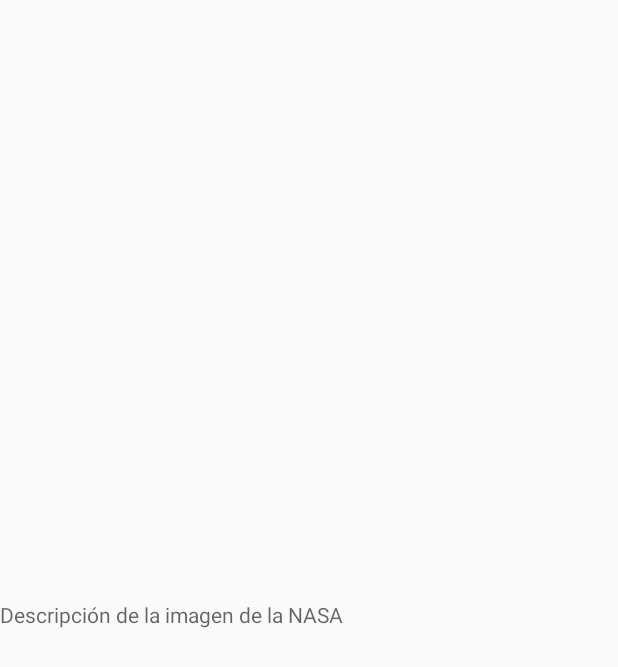
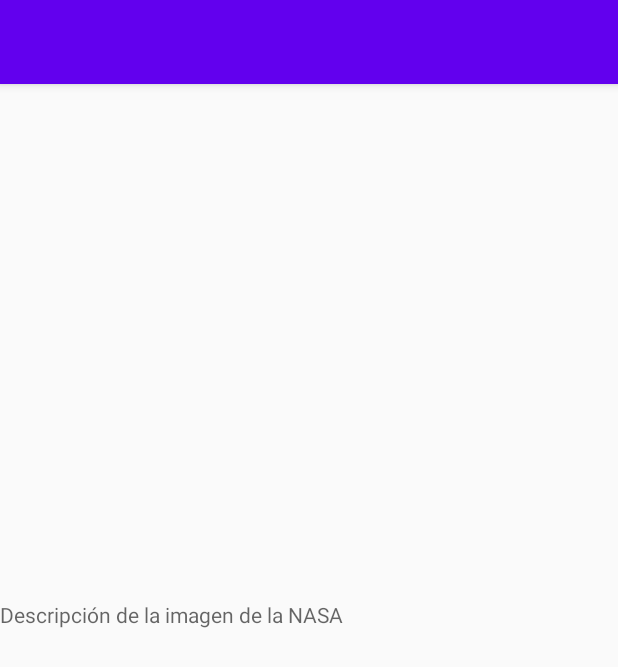
Before and after one commit to Rigonpa/ApodApp, an Android app: the layout activity_detail.xml on its own in the app's theme, with its tools: preview values and no code run, on a phone screen of 412 x 824 dp. Shown: the top 667 px of the screen. Run offline under Robolectric (Android 15) with nearby library versions, the phone set to English and light mode, and no system bars.

```diff
--- a/app/src/main/AndroidManifest.xml
+++ b/app/src/main/AndroidManifest.xml
@@ -1,6 +1,8 @@
 <?xml version="1.0" encoding="utf-8"?>
 <manifest xmlns:android="http://schemas.android.com/apk/res/android"
     package="com.example.apodapp">
+
+    <uses-permission android:name="android.permission.INTERNET" />
 
     <application
         android:allowBackup="true"
--- /dev/null
+++ b/app/src/main/java/com/example/apodapp/utils/Common.kt
@@ -0,0 +1,5 @@
+package com.example.apodapp.utils
+
+object Common {
+    const val API_KEY = "DEMO_KEY"
+}
--- a/app/src/main/res/layout/activity_detail.xml
+++ b/app/src/main/res/layout/activity_detail.xml
@@ -1,10 +1,24 @@
 <?xml version="1.0" encoding="utf-8"?>
-<androidx.constraintlayout.widget.ConstraintLayout xmlns:android="http://schemas.android.com/apk/res/android"
+<androidx.coordinatorlayout.widget.CoordinatorLayout xmlns:android="http://schemas.android.com/apk/res/android"
     xmlns:app="http://schemas.android.com/apk/res-auto"
     xmlns:tools="http://schemas.android.com/tools"
     android:layout_width="match_parent"
     android:layout_height="match_parent"
     tools:context=".detail.DetailActivity">
+
+    <com.google.android.material.appbar.AppBarLayout
+        android:layout_width="match_parent"
+        android:layout_height="wrap_content"
+        android:theme="@style/AppTheme.AppBarOverlay">
+
+        <androidx.appcompat.widget.Toolbar
+            android:id="@+id/toolbar"
+            android:layout_width="match_parent"
+            android:layout_height="?attr/actionBarSize"
+            android:background="?attr/colorPrimary"
+            app:popupTheme="@style/AppTheme.PopupOverlay" />
+
+    </com.google.android.material.appbar.AppBarLayout>
 
     <LinearLayout
         android:layout_width="match_parent"
@@ -25,4 +39,4 @@
 
     </LinearLayout>
 
-</androidx.constraintlayout.widget.ConstraintLayout>
+</androidx.coordinatorlayout.widget.CoordinatorLayout>
--- a/app/src/main/res/layout/activity_main.xml
+++ b/app/src/main/res/layout/activity_main.xml
@@ -28,6 +28,6 @@
         android:layout_height="wrap_content"
         android:layout_gravity="bottom|end"
         android:layout_margin="@dimen/fab_margin"
-        app:srcCompat="@android:drawable/ic_dialog_email" />
+        app:srcCompat="@android:drawable/ic_search_category_default" />
 
 </androidx.coordinatorlayout.widget.CoordinatorLayout>
```
Also changed, not shown: app/build.gradle (+7 -0 lines), app/src/main/java/com/example/apodapp/data/model/ApodResponse.kt (added, +30 -0 lines), app/src/main/java/com/example/apodapp/data/network/ApodApi.kt (added, +15 -0 lines), app/src/main/java/com/example/apodapp/data/network/ApodService.kt (added, +28 -0 lines), app/src/main/java/com/example/apodapp/detail/DetailActivity.kt (+24 -0 lines), app/src/main/java/com/example/apodapp/detail/DetailViewModel.kt (added, +28 -0 lines), app/src/main/java/com/example/apodapp/main/MainAdapter.kt (+2 -6 lines), app/src/main/java/com/example/apodapp/utils/CustomViewModelFactory.kt (added, +12 -0 lines).
